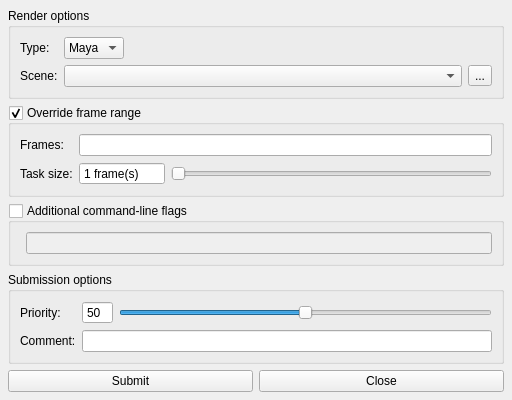
mjbonnington/icarus-gps, file core/ui/render_submit_ui.ui: the form before one commit.
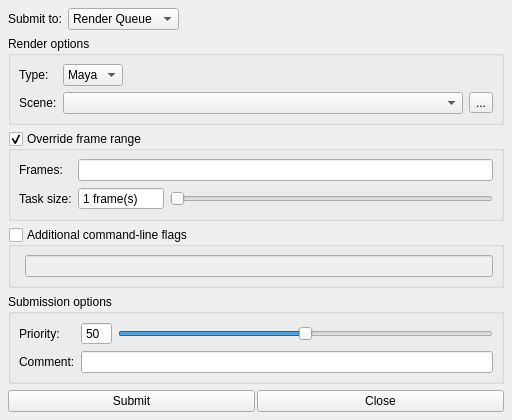
The form after the commit. Icons and pictures are not drawn.

Commit message: Developing custom render submitter

The edit to the form file:
```diff
--- a/core/ui/render_submit_ui.ui
+++ b/core/ui/render_submit_ui.ui
@@ -1,43 +1,66 @@
 <?xml version="1.0" encoding="UTF-8"?>
 <ui version="4.0">
- <class>Dialog</class>
- <widget class="QDialog" name="Dialog">
+ <class>MainWindow</class>
+ <widget class="QMainWindow" name="MainWindow">
   <property name="geometry">
    <rect>
     <x>0</x>
     <y>0</y>
     <width>512</width>
-    <height>384</height>
+    <height>397</height>
    </rect>
   </property>
   <property name="windowTitle">
    <string>Submit Render</string>
   </property>
-  <layout class="QVBoxLayout" name="verticalLayout_2">
-   <property name="margin">
-    <number>8</number>
-   </property>
-   <item>
-    <widget class="QFrame" name="main_frame">
-     <property name="frameShape">
-      <enum>QFrame::NoFrame</enum>
-     </property>
-     <property name="frameShadow">
-      <enum>QFrame::Plain</enum>
-     </property>
-     <property name="lineWidth">
-      <number>0</number>
-     </property>
+  <widget class="QWidget" name="centralwidget">
      <layout class="QVBoxLayout" name="verticalLayout">
       <property name="margin">
-       <number>0</number>
-      </property>
+     <number>8</number>
+    </property>
+    <item>
+     <layout class="QFormLayout" name="submitTo_formLayout">
+      <item row="0" column="0">
+       <widget class="QLabel" name="submitTo_label">
+        <property name="text">
+         <string>Submit to:</string>
+        </property>
+       </widget>
+      </item>
+      <item row="0" column="1">
+       <widget class="QComboBox" name="submitTo_comboBox">
+        <property name="sizePolicy">
+         <sizepolicy hsizetype="Maximum" vsizetype="Fixed">
+          <horstretch>0</horstretch>
+          <verstretch>0</verstretch>
+         </sizepolicy>
+        </property>
+        <item>
+         <property name="text">
+          <string>Render Queue</string>
+         </property>
+        </item>
+        <item>
+         <property name="text">
+          <string>Deadline</string>
+         </property>
+        </item>
+       </widget>
+      </item>
+     </layout>
+    </item>
       <item>
        <widget class="QGroupBox" name="render_groupBox">
         <property name="title">
          <string>Render options</string>
         </property>
+      <property name="flat">
+       <bool>false</bool>
+      </property>
         <layout class="QFormLayout" name="formLayout_4">
+       <property name="margin">
+        <number>8</number>
+       </property>
          <item row="0" column="0">
           <widget class="QLabel" name="type_label">
            <property name="text">
@@ -142,10 +165,16 @@
         <property name="title">
          <string>Override frame range</string>
         </property>
+      <property name="flat">
+       <bool>false</bool>
+      </property>
         <property name="checkable">
          <bool>true</bool>
         </property>
         <layout class="QFormLayout" name="formLayout">
+       <property name="margin">
+        <number>8</number>
+       </property>
          <item row="0" column="0">
           <widget class="QLabel" name="frameRange_label">
            <property name="text">
@@ -233,6 +262,9 @@
         <property name="title">
          <string>Additional command-line flags</string>
         </property>
+      <property name="flat">
+       <bool>false</bool>
+      </property>
         <property name="checkable">
          <bool>true</bool>
         </property>
@@ -243,6 +275,9 @@
          <property name="fieldGrowthPolicy">
           <enum>QFormLayout::AllNonFixedFieldsGrow</enum>
          </property>
+       <property name="margin">
+        <number>8</number>
+       </property>
          <item row="0" column="1">
           <widget class="QLineEdit" name="flags_lineEdit">
            <property name="text">
@@ -258,7 +293,13 @@
         <property name="title">
          <string>Submission options</string>
         </property>
+      <property name="flat">
+       <bool>false</bool>
+      </property>
         <layout class="QFormLayout" name="formLayout_3">
+       <property name="margin">
+        <number>8</number>
+       </property>
          <item row="0" column="0">
           <widget class="QLabel" name="priority_label">
            <property name="text">
@@ -338,9 +379,6 @@
         </layout>
        </widget>
       </item>
-     </layout>
-    </widget>
-   </item>
    <item>
     <spacer name="verticalSpacer">
      <property name="orientation">
@@ -348,14 +386,17 @@
      </property>
      <property name="sizeHint" stdset="0">
       <size>
-       <width>20</width>
-       <height>40</height>
+        <width>493</width>
+        <height>19</height>
       </size>
      </property>
     </spacer>
    </item>
    <item>
     <layout class="QHBoxLayout" name="buttonBox_horizontalLayout">
+      <property name="spacing">
+       <number>2</number>
+      </property>
      <item>
       <widget class="QPushButton" name="submit_pushButton">
        <property name="text">
@@ -380,19 +421,8 @@
    </item>
   </layout>
  </widget>
- <tabstops>
-  <tabstop>submit_pushButton</tabstop>
-  <tabstop>close_pushButton</tabstop>
-  <tabstop>taskSize_spinBox</tabstop>
-  <tabstop>taskSize_slider</tabstop>
-  <tabstop>flags_groupBox</tabstop>
-  <tabstop>flags_lineEdit</tabstop>
-  <tabstop>priority_spinBox</tabstop>
-  <tabstop>priority_slider</tabstop>
- </tabstops>
- <resources>
-  <include location="rsc.qrc"/>
- </resources>
+ </widget>
+ <resources/>
  <connections>
   <connection>
    <sender>priority_spinBox</sender>
```
Left out of the diff: 92 changed lines with no effect on the pictures. Lines whose indentation alone changed are shown as unchanged. The commit also changes 7 other files.
